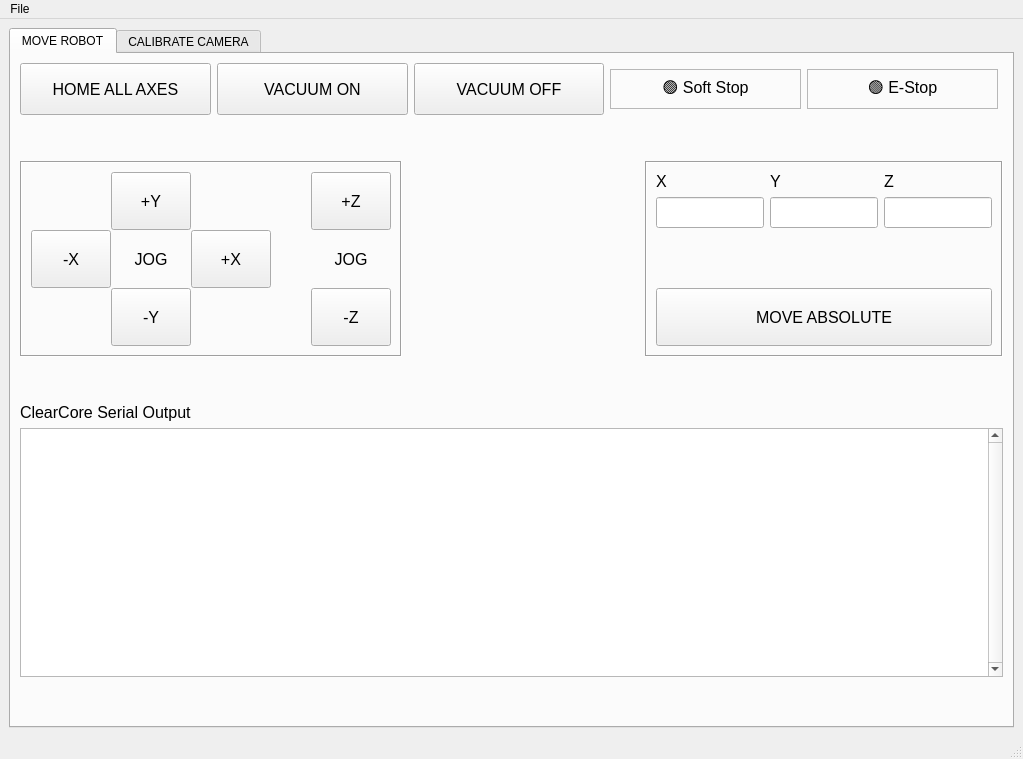
Old version of the form src/qt/application.ui in the repository markroberyoutube/puzzle_bot.
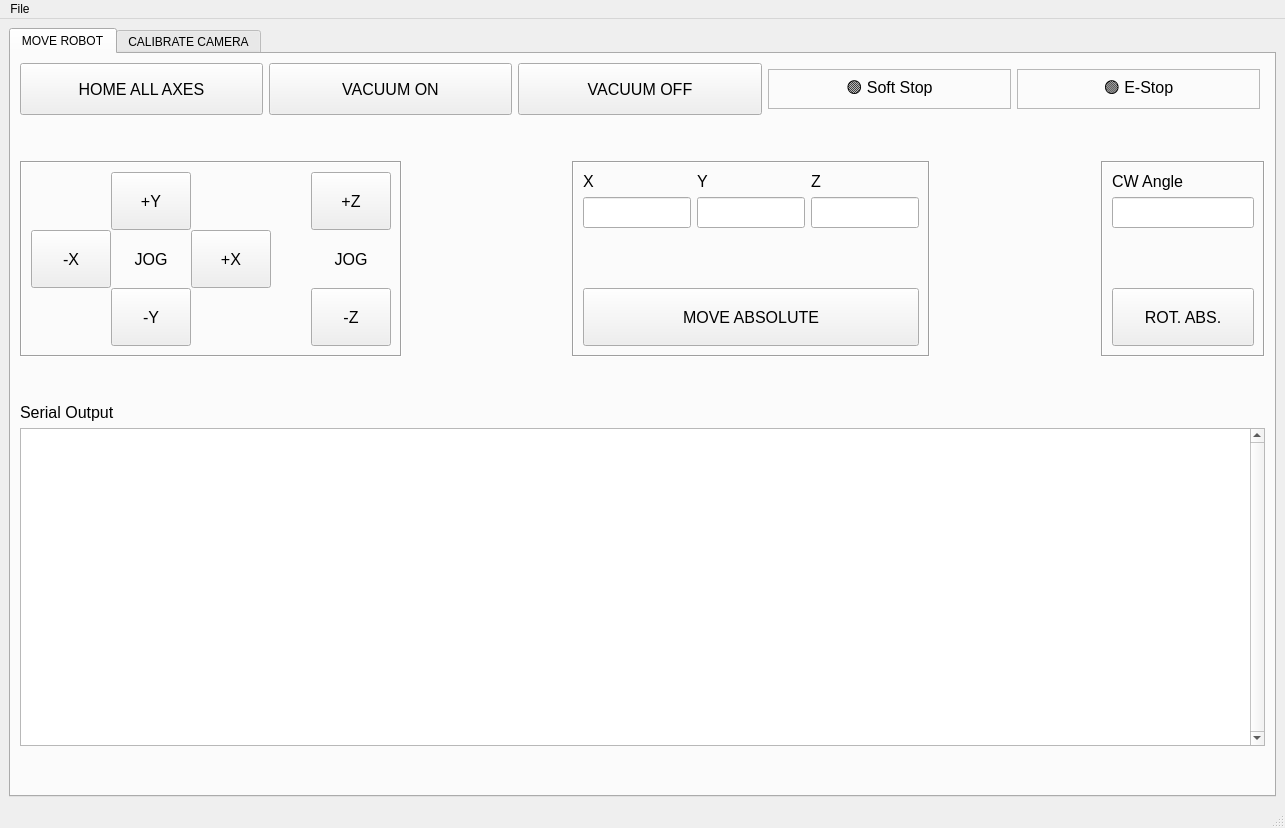
New version of the form.

Commit message: Preparing for running the real robot, not the dummy controller

```diff
--- a/src/qt/application.ui
+++ b/src/qt/application.ui
@@ -6,8 +6,8 @@
    <rect>
     <x>0</x>
     <y>0</y>
-    <width>1023</width>
-    <height>759</height>
+    <width>1285</width>
+    <height>828</height>
    </rect>
   </property>
   <property name="windowTitle">
@@ -359,6 +359,71 @@
               </layout>
              </widget>
             </item>
+            <item>
+             <spacer name="horizontalSpacer">
+              <property name="orientation">
+               <enum>Qt::Horizontal</enum>
+              </property>
+              <property name="sizeHint" stdset="0">
+               <size>
+                <width>40</width>
+                <height>20</height>
+               </size>
+              </property>
+             </spacer>
+            </item>
+            <item>
+             <widget class="QFrame" name="frame">
+              <property name="minimumSize">
+               <size>
+                <width>50</width>
+                <height>0</height>
+               </size>
+              </property>
+              <property name="frameShape">
+               <enum>QFrame::Box</enum>
+              </property>
+              <property name="frameShadow">
+               <enum>QFrame::Sunken</enum>
+              </property>
+              <layout class="QVBoxLayout" name="verticalLayout_2">
+               <item>
+                <layout class="QGridLayout" name="gridLayout_9">
+                 <item row="1" column="0">
+                  <widget class="QLabel" name="label">
+                   <property name="text">
+                    <string>CW Angle</string>
+                   </property>
+                  </widget>
+                 </item>
+                 <item row="2" column="0">
+                  <widget class="QLineEdit" name="lineEdit"/>
+                 </item>
+                </layout>
+               </item>
+               <item>
+                <spacer name="verticalSpacer_10">
+                 <property name="orientation">
+                  <enum>Qt::Vertical</enum>
+                 </property>
+                 <property name="sizeHint" stdset="0">
+                  <size>
+                   <width>20</width>
+                   <height>40</height>
+                  </size>
+                 </property>
+                </spacer>
+               </item>
+               <item>
+                <widget class="QPushButton" name="pushButton">
+                 <property name="text">
+                  <string>ROT. ABS.</string>
+                 </property>
+                </widget>
+               </item>
+              </layout>
+             </widget>
+            </item>
            </layout>
           </item>
           <item>
@@ -377,7 +442,7 @@
           <item>
            <widget class="QLabel" name="label_8">
             <property name="text">
-             <string>ClearCore Serial Output</string>
+             <string>Serial Output</string>
             </property>
            </widget>
           </item>
@@ -431,7 +496,7 @@
     <rect>
      <x>0</x>
      <y>0</y>
-     <width>1023</width>
+     <width>1285</width>
      <height>37</height>
     </rect>
    </property>
```
Left out of the diff: 62 changed lines with no effect on the pictures. The commit also changes 2 other files.
